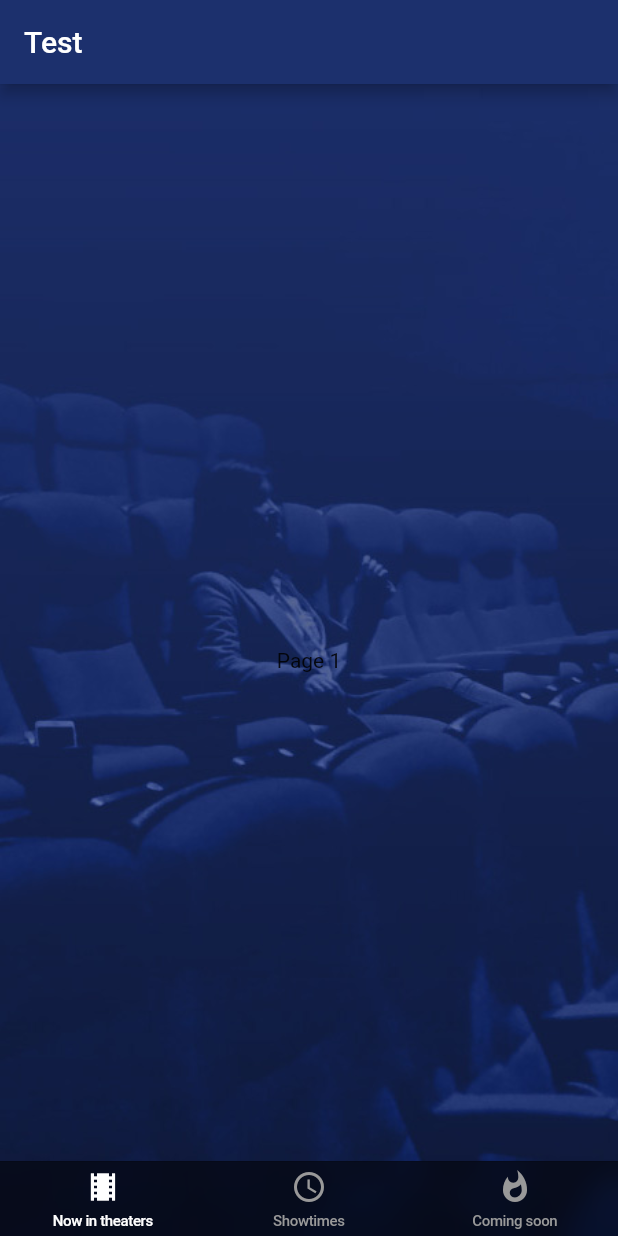
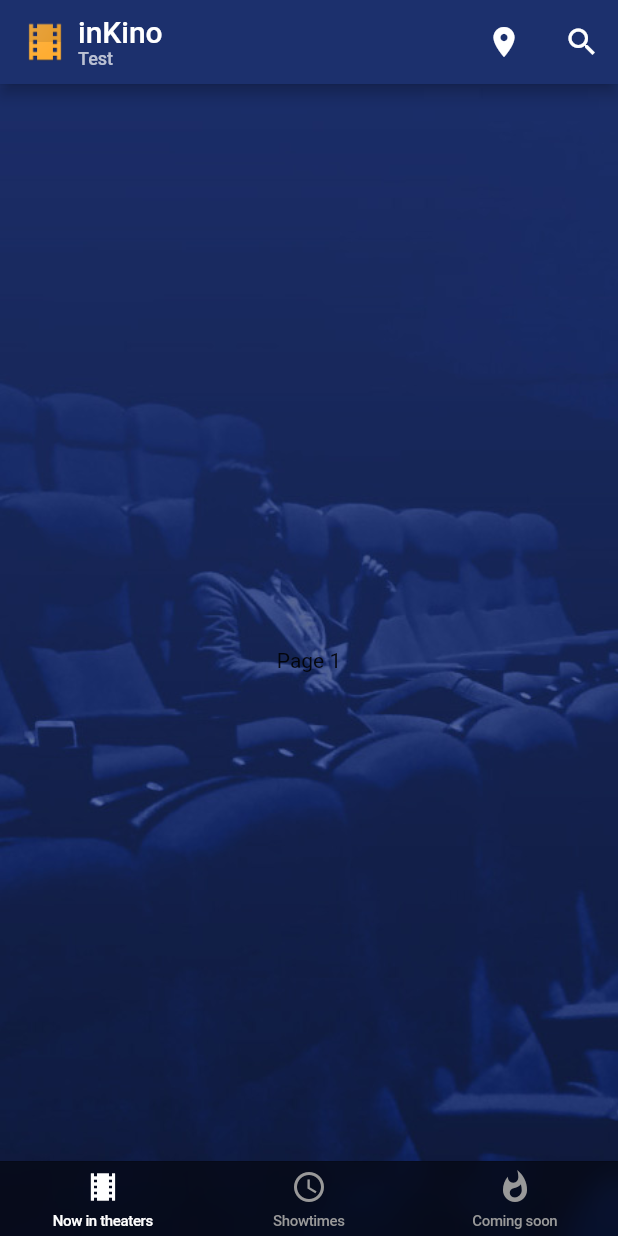
Before and after one commit to Barry0501/LearningReduxApp, a Flutter app: the screen it shows after launch, on a phone screen of 412 x 824 dp. Run offline on Flutter 3.47's test engine with Material 2 defaults, Android fonts, the phone set to English and light mode, and no system bars; our stand-ins replace flutter_redux, redux, shared_preferences; missing offline and left inert: key_value_store, key_value_store_flutter, redux_logging.

Commit message:
[mobile] + khởi tạo appBarCustom cho App

```diff
--- /dev/null
+++ b/mobile/lib/app/components/app_bar.dart
@@ -0,0 +1,125 @@
+import 'package:flutter/material.dart';
+import 'package:mobile/core/widgets/Header/header.dart';
+
+class AppBarCustom extends StatefulWidget {
+  _AppBarCustomState createState() => _AppBarCustomState();
+}
+
+class _AppBarCustomState extends State<AppBarCustom> {
+  TextEditingController searchQuery;
+
+  bool isSearching = false;
+  bool theatersOpen = false;
+
+  @override
+  void initState() {
+    super.initState();
+    searchQuery = TextEditingController();
+  }
+
+  @override
+  void dispose() {
+    super.dispose();
+  }
+
+  void _clearSearchQuery() {
+    setState(() {
+      searchQuery.clear();
+      // TODO:
+      //_updateSearchQuery(null);
+    });
+  }
+
+  List<Widget> _buildActions() {
+    if (isSearching) {
+      return [
+        IconButton(
+          color: Colors.white70,
+          icon: Icon(Icons.clear),
+          onPressed: () {
+            if (searchQuery == null || searchQuery.text.isEmpty) {
+              // Stop searching.
+              Navigator.pop(context);
+              return;
+            }
+
+            _clearSearchQuery();
+          },
+        )
+      ];
+    }
+
+    return [
+      //TheaterIconButton(theatersOpen, _toggleTheaters),
+      TheaterIconButton(theatersOpen: theatersOpen),
+      IconButton(
+        color: Colors.white,
+        icon: const Icon(Icons.search),
+        onPressed: _startSearch,
+      ),
+    ];
+  }
+
+  void _startSearch(){
+     setState(() {
+      isSearching = true;
+    });
+  }
+
+  Widget _buildSearchField() {
+    return TextField(
+      controller: searchQuery,
+      autofocus: true,
+      decoration: InputDecoration(
+        hintText: 'Search movies & showtimes...',
+        border: InputBorder.none,
+        hintStyle: const TextStyle(color: Colors.white30),
+      ),
+      style: const TextStyle(color: Colors.white, fontSize: 16.0),
+      //onChanged: _updateSearchQuery,
+      onChanged: null,
+    );
+  }
+
+  @override
+  Widget build(BuildContext context) {
+    return AppBar(
+      automaticallyImplyLeading: false,
+      centerTitle: false,
+      leading: isSearching ? BackButton() : null,
+      title: isSearching ? _buildSearchField() : Header(),
+      actions: _buildActions(),
+    );
+  }
+}
+
+class TheaterIconButton extends StatelessWidget {
+  final bool theatersOpen;
+
+  const TheaterIconButton({Key key, this.theatersOpen}) : super(key: key);
+
+  // TODO:
+  // callback xử lý
+
+  @override
+  Widget build(BuildContext context) {
+    final backgroundColor =
+        theatersOpen ? const Color(0xFF152451) : Colors.transparent;
+
+    return AnimatedContainer(
+      duration: Duration(milliseconds: 200),
+      color: backgroundColor,
+      child: GestureDetector(
+        child: Padding(
+          padding: EdgeInsets.all(16.0),
+          child: Icon(
+            Icons.place,
+            color: Colors.white,
+            size: 24.0,
+          ),
+        ),
+        onTap: () {},
+      ),
+    );
+  }
+}
--- a/mobile/lib/app/ui/main_page.dart
+++ b/mobile/lib/app/ui/main_page.dart
@@ -1,5 +1,6 @@
 import 'package:flutter/material.dart';
 import 'package:mobile/app/components/BottomTabs.dart';
+import 'package:mobile/app/components/app_bar.dart';
 import 'package:mobile/app/data/images.dart';
 
 class MainPage extends StatefulWidget {
@@ -65,8 +66,9 @@ class _MainPageState extends State<MainPage>
     );
 
     final content = Scaffold(
-      appBar: AppBar(
-        title: Text('Test'),
+      appBar: PreferredSize(
+        preferredSize: Size.fromHeight(kToolbarHeight),
+        child: AppBarCustom(),
       ),
       body: Stack(
         children: <Widget>[
--- a/mobile/lib/main.dart
+++ b/mobile/lib/main.dart
@@ -6,7 +6,6 @@ import 'package:shared_preferences/shared_preferences.dart';
 import 'package:key_value_store_flutter/key_value_store_flutter.dart';
 import 'package:http/http.dart';
 import 'package:core/core.dart';
-import 'package:core/src/models/app_state.dart';
 
 
 Future<void> main() async {
```
